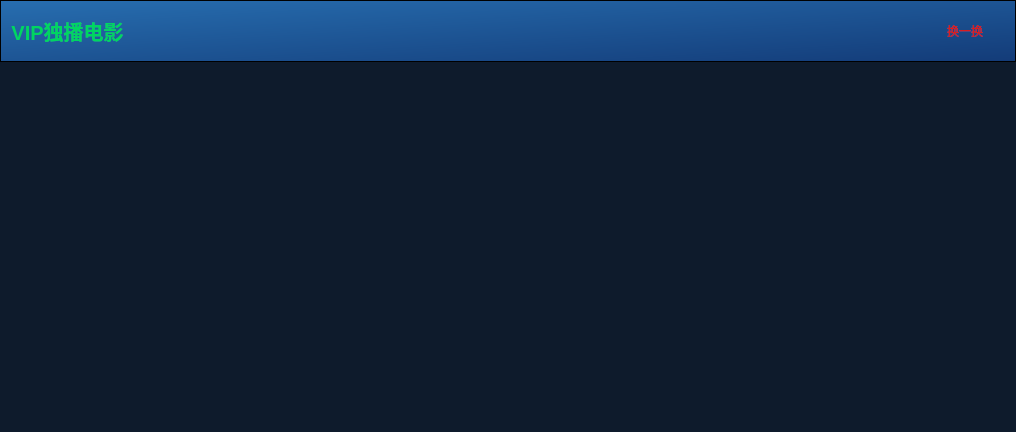
Old version of the form VideoPlayer/mainwidget/videomember/VideoSortType.ui in the repository huizhang556/pc-video-player.
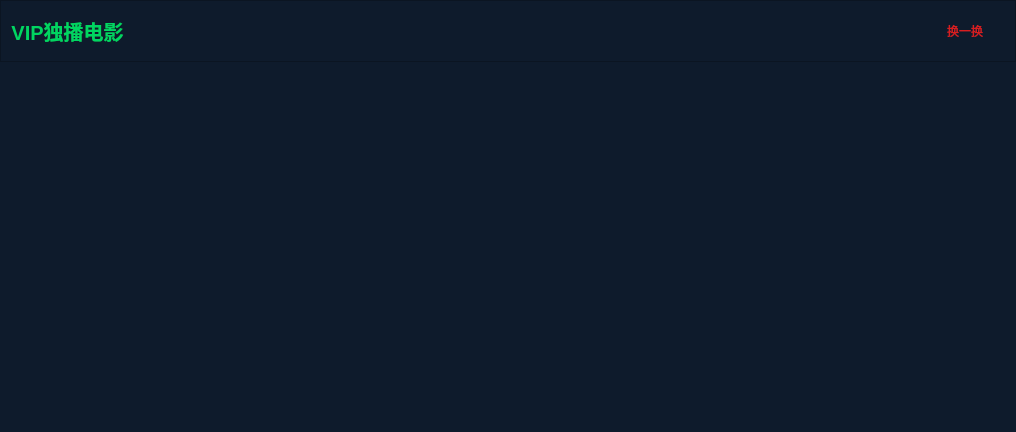
New version of the form. Icons and pictures are not drawn.

```diff
--- a/VideoPlayer/mainwidget/videomember/VideoSortType.ui
+++ b/VideoPlayer/mainwidget/videomember/VideoSortType.ui
@@ -19,6 +19,9 @@
   <property name="windowTitle">
    <string>Form</string>
   </property>
+  <property name="styleSheet">
+   <string notr="true"/>
+  </property>
   <layout class="QVBoxLayout" name="verticalLayout_2">
    <property name="spacing">
     <number>0</number>
@@ -52,7 +55,8 @@
         <string notr="true">#frame_vtitle
 {
 background-color:qlineargradient(spread:pad,x1:0,y1:0,x2:1,y2:1,stop:0 #276eb0, stop:1  #133b78);
-	border-image: url(:/images/home/fram_vtitle.png);
+background-color: #0e1b2c;
+	/*border-image: url(:/images/home/fram_vtitle.png);*/
 }
 </string>
        </property>
```
